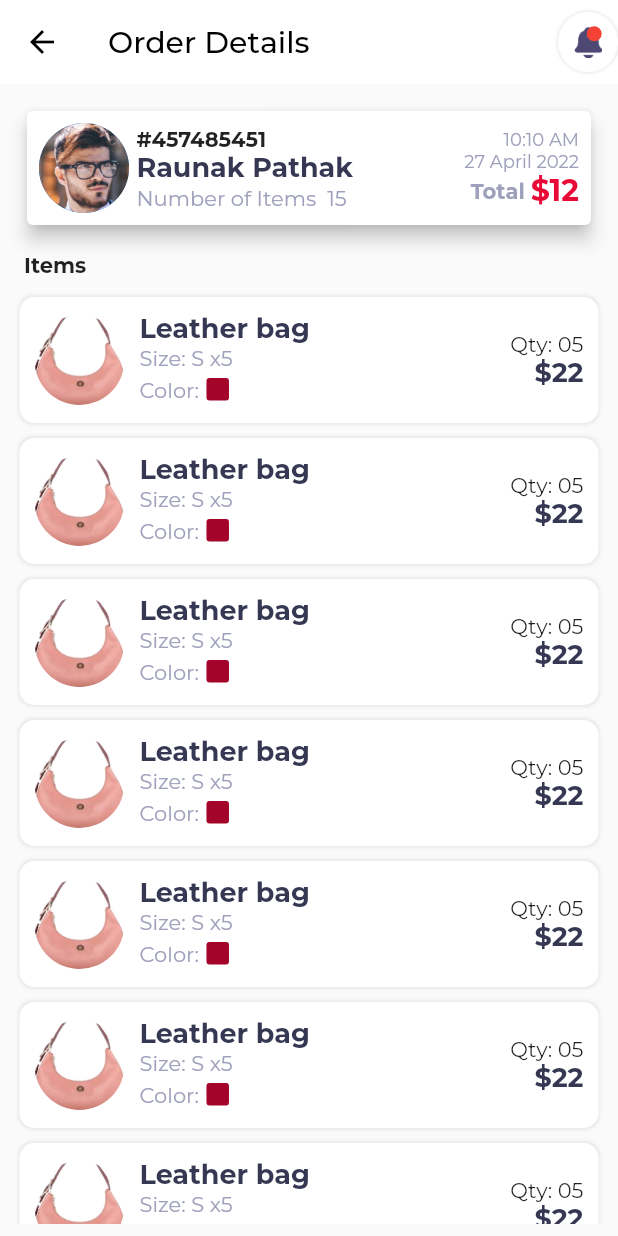
After one commit to Raj-impetrosys/Sales_Management, a Flutter app: the OrderDetails screen opened by its route, on a phone screen of 412 x 824 dp. The commit adds this screen. Run offline on Flutter 3.47's test engine with Material 2 defaults, Android fonts, the phone set to English and light mode, and no system bars; our stand-ins replace bloc, equatable, faker, firebase_auth, firebase_core, flutter_bloc and 5 more; missing offline and left inert: flutter_flushbar; accounts and stored records are empty; project files that could hold a hidden picture were left out.

Commit message:
23-05-2022

```diff
--- a/lib/bloc/cart_bloc/cart_bloc.dart
+++ b/lib/bloc/cart_bloc/cart_bloc.dart
@@ -2,6 +2,7 @@ import 'dart:async';
 import 'package:flutter_bloc/flutter_bloc.dart';
 import 'package:saletrackhing/bloc/cart_bloc/cart_bloc_event.dart';
 import 'package:saletrackhing/bloc/cart_bloc/cart_bloc_state.dart';
+import 'package:saletrackhing/globals/widgets/toast.dart';
 import 'package:saletrackhing/models/cart_model.dart';
 
 class CartBloc extends Bloc<CartBlocEvent, CartBlocState> {
@@ -16,11 +17,13 @@ class CartBloc extends Bloc<CartBlocEvent, CartBlocState> {
     if (event is AddToCart) {
       cart.cartItems.add(event.product);
       emit(AddedToCart(cart));
+      showToast('Item added successfully');
     }
     if (event is RemoveItem) {
       cart.cartItems.removeAt(event.indexAt);
       // emit(ItemRemoved(cart));
       emit(AddedToCart(cart));
+      showToast('Item removed successfully');
     }
   }
 }
--- a/lib/views/homepage.dart
+++ b/lib/views/homepage.dart
@@ -20,7 +20,7 @@ class HomePage extends StatelessWidget {
           // Text(text),
           BlocConsumer(
               listener: (context, s) {
-                String text = 'welcome-text'.i18n();
+                // String text = 'welcome-text'.i18n();
               },
               bloc: localizationBloc,
               builder: (context, state) {
--- /dev/null
+++ b/lib/views/order_details.dart
@@ -0,0 +1,185 @@
+import 'package:flutter/material.dart';
+import 'package:saletrackhing/globals/constants.dart';
+import 'package:saletrackhing/globals/widgets/custom_appbar.dart';
+
+class OrderDetails extends StatelessWidget {
+  const OrderDetails({Key? key}) : super(key: key);
+
+  @override
+  Widget build(BuildContext context) {
+    listItem() => Container(
+          padding: const EdgeInsets.all(10),
+          margin: const EdgeInsets.all(5),
+          decoration: BoxDecoration(
+              boxShadow: Constants.shadow,
+              color: Colors.white,
+              borderRadius: BorderRadius.circular(10)),
+          child: Row(
+            mainAxisAlignment: MainAxisAlignment.spaceBetween,
+            children: [
+              Row(
+                children: [
+                  const CircleAvatar(
+                    radius: 30,
+                    backgroundColor: Colors.transparent,
+                    backgroundImage:
+                        AssetImage('assets/images/leather_bag.png'),
+                  ),
+                  const SizedBox(
+                    width: 10,
+                  ),
+                  Column(
+                    crossAxisAlignment: CrossAxisAlignment.start,
+                    children: [
+                      const Text(
+                        'Leather bag',
+                        style: Constants.titleTextStyle,
+                      ),
+                      const Text(
+                        'Size: S x5',
+                        style: TextStyle(
+                          color: Constants.fontColorLightGrey,
+                        ),
+                        // style: Constants.titleTextStyle,
+                      ),
+                      Row(
+                        children: [
+                          const Text(
+                            'Color:',
+                            style: TextStyle(
+                              color: Constants.fontColorLightGrey,
+                            ),
+                            // style: Constants.titleTextStyle,
+                          ),
+                          Container(
+                            margin: const EdgeInsets.all(5),
+                            height: 15,
+                            width: 15,
+                            decoration: BoxDecoration(
+                                color: const Color(0xffA4042A),
+                                borderRadius: BorderRadius.circular(2)),
+                          )
+                        ],
+                      ),
+                    ],
+                  ),
+                ],
+              ),
+              Column(
+                crossAxisAlignment: CrossAxisAlignment.end,
+                children: const [
+                  Text("Qty: 05"),
+                  Text(
+                    '\$22',
+                    style: Constants.titleTextStyle,
+                  )
+                ],
+              )
+            ],
+          ),
+        );
+
+    return Scaffold(
+      appBar: appBar(title: 'Order Details', context: context),
+      body: Padding(
+        padding: const EdgeInsets.all(8.0),
+        child: Column(
+          crossAxisAlignment: CrossAxisAlignment.start,
+          children: [
+            orderItem(),
+            const Padding(
+              padding: EdgeInsets.all(8.0),
+              child: Text(
+                'Items',
+                style: TextStyle(fontWeight: FontWeight.bold),
+              ),
+            ),
+            Expanded(
+              child: ListView.builder(
+                  shrinkWrap: true,
+                  itemCount: 15,
+                  itemBuilder: ((context, index) => listItem())),
+            )
+          ],
+        ),
+      ),
+    );
+  }
+}
+
+orderItem() => Card(
+      margin: const EdgeInsets.all(10),
+      elevation: 5,
+      // decoration: BoxDecoration(
+      //   color: Colors.white,
+      // ),
+      child: Padding(
+        padding: const EdgeInsets.all(8.0),
+        child: Row(
+          mainAxisAlignment: MainAxisAlignment.spaceBetween,
+          children: [
+            Row(
+              children: [
+                const CircleAvatar(
+                  radius: 30,
+                  backgroundImage:
+                      AssetImage('assets/images/person_default.png'),
+                ),
+                const SizedBox(
+                  width: 5,
+                ),
+                Column(
+                  crossAxisAlignment: CrossAxisAlignment.start,
+                  children: const [
+                    Text(
+                      '#457485451',
+                      style: TextStyle(fontWeight: FontWeight.bold),
+                    ),
+                    Text(
+                      'Raunak Pathak',
+                      style: Constants.titleTextStyle,
+                    ),
+                    Text(
+                      'Number of Items  15',
+                      style: TextStyle(color: Constants.fontColorLightGrey),
+                    )
+                  ],
+                )
+              ],
+            ),
+            Column(
+              crossAxisAlignment: CrossAxisAlignment.end,
+              children: [
+                const Text(
+                  '10:10 AM',
+                  style: TextStyle(
+                      fontSize: 12, color: Constants.fontColorLightGrey),
+                ),
+                const Text(
+                  '27 April 2022',
+                  style: TextStyle(
+                      fontSize: 12, color: Constants.fontColorLightGrey),
+                ),
+                Row(
+                  children: const [
+                    Text(
+                      'Total ',
+                      style: TextStyle(
+                          color: Constants.fontColorLightGrey,
+                          fontWeight: FontWeight.bold),
+                    ),
+                    Text(
+                      '\$12',
+                      style: TextStyle(
+                          fontSize: 20,
+                          color: Color(0xffE80937),
+                          fontWeight: FontWeight.bold),
+                    ),
+                  ],
+                ),
+              ],
+            )
+          ],
+        ),
+      ),
+    );
--- a/lib/views/otp.dart
+++ b/lib/views/otp.dart
@@ -113,7 +113,7 @@ class OtpScreen extends StatelessWidget {
           bloc: _authBloc,
           listener: (context, state) {
             if (state is VerificationCompleteState) {
-              showFlushBar(message: 'Login Successfully');
+              showFlushBar(message: 'Login Successfully', context: context);
               Navigator.of(context).pushReplacement(MaterialPageRoute(
                   builder: (context) => const CustomBottomNavigationBar()));
             }
--- a/pubspec.yaml
+++ b/pubspec.yaml
@@ -20,6 +20,8 @@ dependencies:
   flutter_flushbar: ^0.0.2
   flutter_localizations:
     sdk: flutter
+  fluttertoast: ^8.0.9
+  image_picker: ^0.8.5+3
   localization: ^2.1.0
   modal_progress_hud_nsn: ^0.1.0-nullsafety-1
   otp_text_field: ^1.1.3
```
Also changed, not shown: lib/bloc/auth_bloc/auth_bloc.dart (+5 -4 lines), lib/bloc/bloc_observer.dart (+5 -4 lines), lib/globals/functions/image_picker.dart (added, +7 -0 lines), lib/globals/widgets/custom_txtfield.dart (added, +30 -0 lines), lib/globals/widgets/flushbar.dart (+5 -4 lines), lib/globals/widgets/toast.dart (added, +11 -0 lines), lib/main.dart (+8 -0 lines), lib/views/add_new_client.dart (added, +82 -0 lines), lib/views/all_projects.dart (+6 -2 lines), lib/views/client_list.dart (+18 -13 lines), lib/views/my_orders.dart (added, +118 -0 lines), lib/views/product_detail.dart (+8 -0 lines), pubspec.lock.
